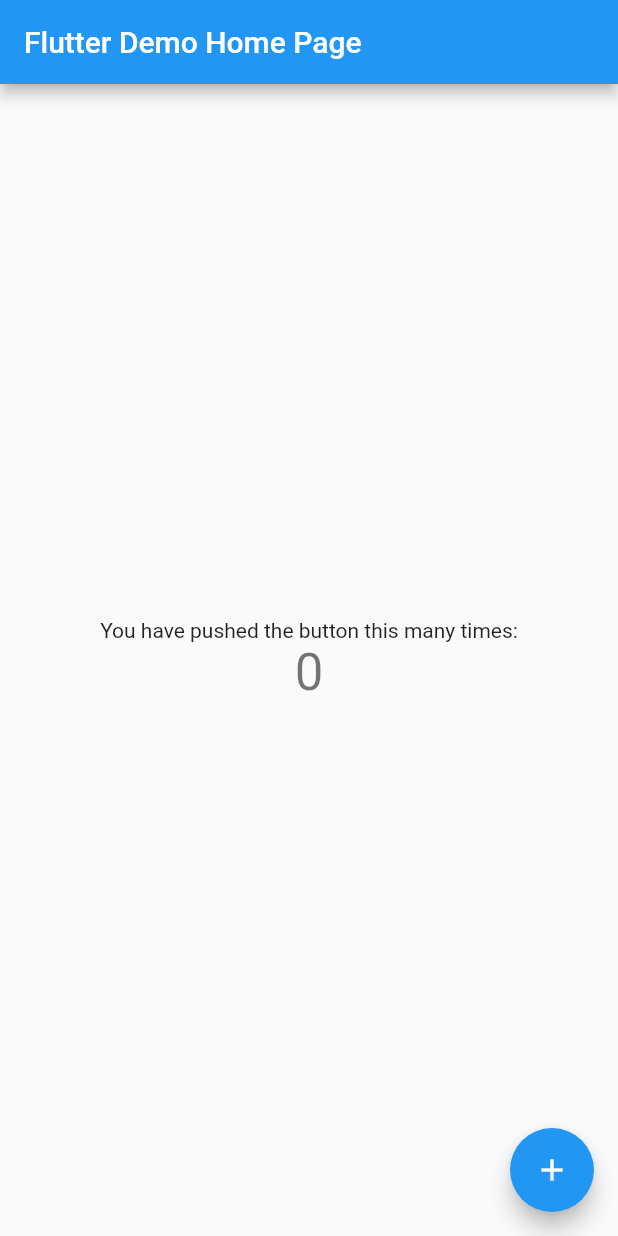
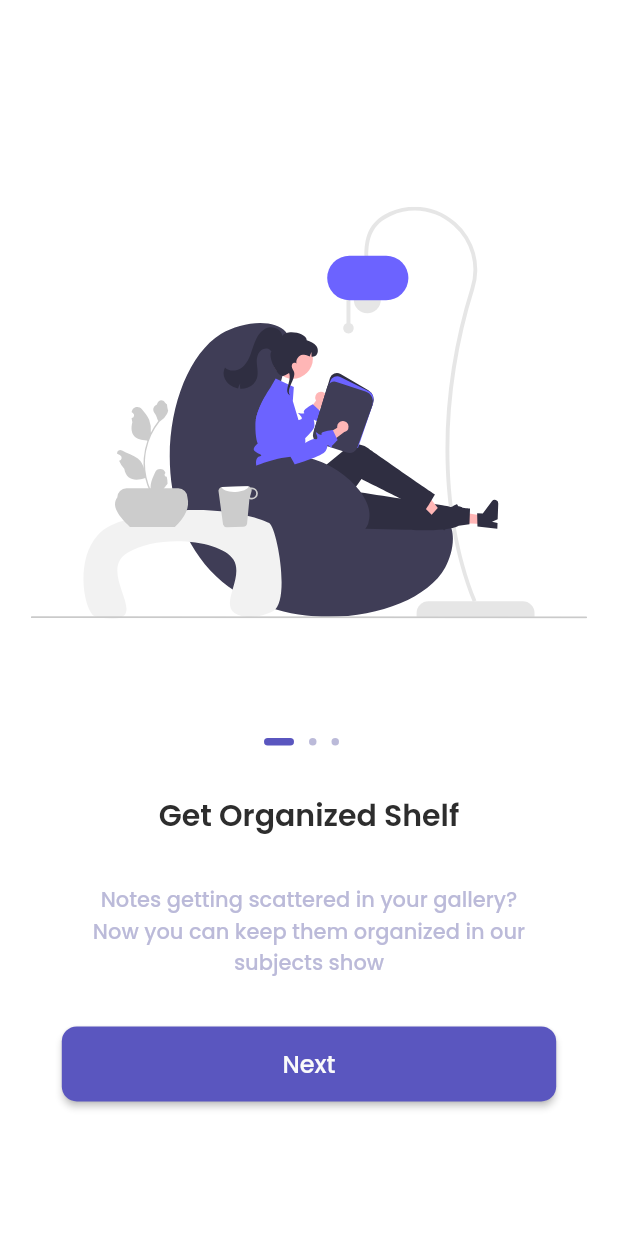
Before and after one commit to AnjaliJaiswal1/Note-Sharing-app, a Flutter app: the screen it shows after launch, on a phone screen of 412 x 824 dp. Run offline on Flutter 3.47's test engine with Material 2 defaults, Android fonts, the phone set to English and light mode, and no system bars; our stand-ins replace flutter_svg, get, google_fonts.

Commit message:
onboarding screen

```diff
--- /dev/null
+++ b/lib/Onboarding/onboarding.dart
@@ -0,0 +1,124 @@
+import 'dart:developer';
+
+import 'package:flutter/material.dart';
+import 'package:flutter_svg/svg.dart';
+import 'package:get/get.dart';
+import 'package:google_fonts/google_fonts.dart';
+import 'package:note_sharing_app/constants.dart';
+
+class OnboardingScreen extends StatefulWidget {
+  const OnboardingScreen({super.key});
+
+  @override
+  State<OnboardingScreen> createState() => _OnboardingScreenState();
+}
+
+class _OnboardingScreenState extends State<OnboardingScreen> {
+  PageController pageController = PageController();
+  @override
+  Widget build(BuildContext context) {
+    return Scaffold(
+      backgroundColor: Colors.white,
+      body: Container(
+        height: Get.height,
+        width: Get.width,
+        padding: const EdgeInsets.symmetric(
+          horizontal: 16,
+          vertical: 74,
+        ),
+        child: PageView.builder(
+          controller: pageController,
+          itemCount: 3,
+          itemBuilder: (context, pageIndex) {
+            return Column(
+              mainAxisAlignment: MainAxisAlignment.spaceAround,
+              crossAxisAlignment: CrossAxisAlignment.center,
+              children: [
+                SizedBox(
+                  height: Get.width * 0.9,
+                  width: Get.width * 0.9,
+                  child: SvgPicture.asset(
+                    onboardingImages[pageIndex],
+                    fit: BoxFit.contain,
+                  ),
+                ),
+                SizedBox(
+                  height: 5,
+                  width: 60,
+                  child: ListView.separated(
+                    itemCount: 3,
+                    shrinkWrap: true,
+                    scrollDirection: Axis.horizontal,
+                    physics: const NeverScrollableScrollPhysics(),
+                    itemBuilder: (context, listIndex) {
+                      return Container(
+                        height: 5,
+                        width: pageIndex == listIndex ? 20 : 5,
+                        decoration: BoxDecoration(
+                          color: pageIndex == listIndex
+                              ? primaryColor1
+                              : primaryColor3,
+                          borderRadius: BorderRadius.circular(5),
+                        ),
+                      );
+                    },
+                    separatorBuilder: (context, index) => const SizedBox(
+                      width: 10,
+                      height: 5,
+                    ),
+                  ),
+                ),
+                Text(
+                  onboardingTitle[pageIndex],
+                  style: GoogleFonts.poppins(
+                    fontSize: 20,
+                    fontWeight: FontWeight.w600,
+                    color: textColorBlack,
+                  ),
+                ),
+                Text(
+                  onboardingDescription[pageIndex],
+                  textAlign: TextAlign.center,
+                  style: GoogleFonts.poppins(
+                    fontSize: 14,
+                    fontWeight: FontWeight.w500,
+                    color: primaryColor3,
+                  ),
+                ),
+                ElevatedButton(
+                  onPressed: () {
+                    setState(() {
+                      pageIndex++;
+                      pageController.animateTo(
+                        pageIndex.toDouble(),
+                        duration: const Duration(milliseconds: 350),
+                        curve: Curves.easeIn,
+                      );
+                      log(pageIndex.toString());
+                    });
+                  },
+                  style: ElevatedButton.styleFrom(
+                    maximumSize: Size(Get.width * 0.8, 50),
+                    minimumSize: Size(Get.width * 0.8, 50),
+                    backgroundColor: primaryColor1,
+                    shape: RoundedRectangleBorder(
+                      borderRadius: BorderRadius.circular(10),
+                    ),
+                  ),
+                  child: Text(
+                    "Next",
+                    style: GoogleFonts.poppins(
+                      fontSize: 16,
+                      fontWeight: FontWeight.w500,
+                      color: textColorWhite,
+                    ),
+                  ),
+                ),
+              ],
+            );
+          },
+        ),
+      ),
+    );
+  }
+}
--- /dev/null
+++ b/lib/constants.dart
@@ -0,0 +1,35 @@
+import 'package:flutter/material.dart';
+
+Color primaryColor1 = const Color(0xFF5A56BF);
+Color primaryColor2 = const Color(0xFF817ECE);
+Color primaryColor3 = const Color(0xFFBBBAD9);
+
+Color secondaryColor1 = const Color(0xFFF27052);
+Color secondaryColor2 = const Color(0xFFFF9076);
+Color secondaryColor3 = const Color(0xFFFFB7A7);
+
+Color tertiaryColor1 = const Color(0xFF5A56BF);
+Color tertiaryColor2 = const Color(0xFFFFDD64);
+Color tertiaryColor3 = const Color(0xFFFF1640);
+Color tertiaryColor4 = const Color(0xFF4CE364);
+
+Color textColorBlack = const Color(0xFF2D2D2D);
+Color textColorWhite = const Color(0xFFFAFAFA);
+
+List<String> onboardingImages = [
+  'assets/images/organized.svg',
+  'assets/images/students_community.svg',
+  'assets/images/prepare.svg',
+];
+
+List<String> onboardingTitle = [
+  'Get Organized Shelf',
+  'Students Community',
+  'Prepare Better',
+];
+
+List<String> onboardingDescription = [
+  "Notes getting scattered in your gallery?\nNow you can keep them organized in our\nsubjects show",
+  "Get all your queries answered and your\ndoubts solved from people of your stream",
+  "Get study materials for your targeted exams\nand be ready for future",
+];
--- a/lib/main.dart
+++ b/lib/main.dart
@@ -1,4 +1,5 @@
 import 'package:flutter/material.dart';
+import 'package:note_sharing_app/Onboarding/onboarding.dart';
 
 void main() {
   runApp(const MyApp());
@@ -10,58 +11,59 @@ class MyApp extends StatelessWidget {
   @override
   Widget build(BuildContext context) {
     return MaterialApp(
-      title: 'Flutter Demo',
+      title: 'Note Sharing App',
+      debugShowCheckedModeBanner: false,
       theme: ThemeData(
         primarySwatch: Colors.blue,
       ),
-      home: const MyHomePage(title: 'Flutter Demo Home Page'),
+      home: const OnboardingScreen(),
     );
   }
 }
 
-class MyHomePage extends StatefulWidget {
-  const MyHomePage({super.key, required this.title});
+// class MyHomePage extends StatefulWidget {
+//   const MyHomePage({super.key, required this.title});
 
-  final String title;
+//   final String title;
 
-  @override
-  State<MyHomePage> createState() => _MyHomePageState();
-}
+//   @override
+//   State<MyHomePage> createState() => _MyHomePageState();
+// }
 
-class _MyHomePageState extends State<MyHomePage> {
-  int _counter = 0;
+// class _MyHomePageState extends State<MyHomePage> {
+//   int _counter = 0;
 
-  void _incrementCounter() {
-    setState(() {
-      _counter++;
-    });
-  }
+//   void _incrementCounter() {
+//     setState(() {
+//       _counter++;
+//     });
+//   }
 
-  @override
-  Widget build(BuildContext context) {
-    return Scaffold(
-      appBar: AppBar(
-        title: Text(widget.title),
-      ),
-      body: Center(
-        child: Column(
-          mainAxisAlignment: MainAxisAlignment.center,
-          children: <Widget>[
-            const Text(
-              'You have pushed the button this many times:',
-            ),
-            Text(
-              '$_counter',
-              style: Theme.of(context).textTheme.headline4,
-            ),
-          ],
-        ),
-      ),
-      floatingActionButton: FloatingActionButton(
-        onPressed: _incrementCounter,
-        tooltip: 'Increment',
-        child: const Icon(Icons.add),
-      ),
-    );
-  }
-}
+//   @override
+//   Widget build(BuildContext context) {
+//     return Scaffold(
+//       appBar: AppBar(
+//         title: Text(widget.title),
+//       ),
+//       body: Center(
+//         child: Column(
+//           mainAxisAlignment: MainAxisAlignment.center,
+//           children: <Widget>[
+//             const Text(
+//               'You have pushed the button this many times:',
+//             ),
+//             Text(
+//               '$_counter',
+//               style: Theme.of(context).textTheme.headline4,
+//             ),
+//           ],
+//         ),
+//       ),
+//       floatingActionButton: FloatingActionButton(
+//         onPressed: _incrementCounter,
+//         tooltip: 'Increment',
+//         child: const Icon(Icons.add),
+//       ),
+//     );
+//   }
+// }
```
Also changed, not shown: pubspec.yaml (+8 -7 lines), assets/images/organized.svg (added), assets/images/prepare.svg (added), assets/images/students_community.svg (added), pubspec.lock, 1 other file.
